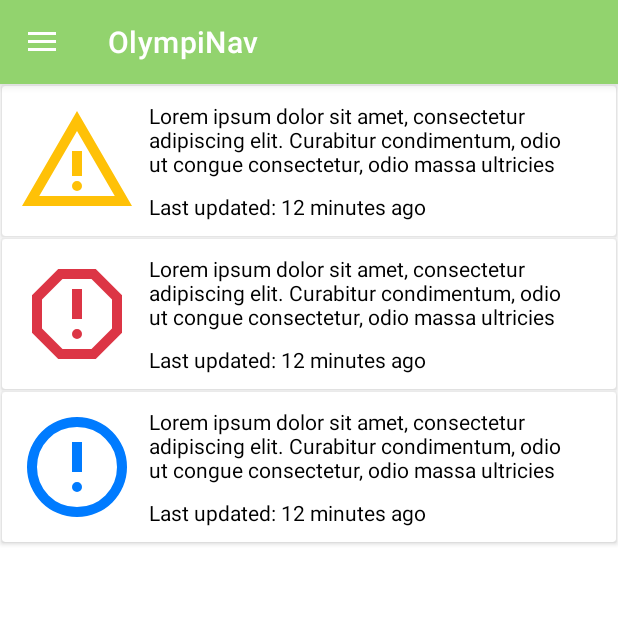
After one commit to mochibocchi/OlympiNaV, an Android app: the ServiceUpdatesActivity screen opened directly, with no data from a screen before it, on a phone screen of 412 x 824 dp, the top half of it. The commit adds this screen. Run offline under Robolectric (Android 15) with nearby library versions, the phone set to English and light mode, and no system bars.

Commit message:
Add ServiceUpdatesActivity.

```diff
--- a/app/src/main/AndroidManifest.xml
+++ b/app/src/main/AndroidManifest.xml
@@ -36,6 +36,9 @@
         <activity
             android:name=".LanguageActivity"
             android:exported="false" />
+        <activity
+            android:name=".ServiceUpdatesActivity"
+            android:exported="false" />
     </application>
 
 </manifest>
--- a/app/src/main/java/com/example/olympinav/BaseActivity.java
+++ b/app/src/main/java/com/example/olympinav/BaseActivity.java
@@ -49,7 +49,7 @@ public class BaseActivity extends AppCompatActivity implements NavigationView.On
             Intent intent = new Intent(this, SavedTripsActivity.class);
             startActivity(intent);
         } else if (itemId == R.id.nav_service_updates) {
-            Intent intent = new Intent(this, MainActivity.class);
+            Intent intent = new Intent(this, ServiceUpdatesActivity.class);
             startActivity(intent);
         } else if (itemId == R.id.nav_contact) {
             Intent intent = new Intent(this, MainActivity.class);
--- /dev/null
+++ b/app/src/main/java/com/example/olympinav/ServiceUpdatesActivity.java
@@ -0,0 +1,14 @@
+package com.example.olympinav;
+
+import android.os.Bundle;
+
+import androidx.annotation.Nullable;
+
+public class ServiceUpdatesActivity extends BaseActivity {
+    @Override
+    protected void onCreate(@Nullable Bundle savedInstanceState) {
+        super.onCreate(savedInstanceState);
+        setContentView(R.layout.activity_service_updates);
+        setupActivity();
+    }
+}
--- /dev/null
+++ b/app/src/main/res/drawable/baseline_error_24.xml
@@ -0,0 +1,9 @@
+<vector xmlns:android="http://schemas.android.com/apk/res/android"
+    android:width="24dp"
+    android:height="24dp"
+    android:viewportWidth="960"
+    android:viewportHeight="960">
+  <path
+      android:fillColor="#FFDC3545"
+      android:pathData="M480,680q17,0 28.5,-11.5T520,640q0,-17 -11.5,-28.5T480,600q-17,0 -28.5,11.5T440,640q0,17 11.5,28.5T480,680ZM440,520h80v-240h-80v240ZM330,840 L120,630v-300l210,-210h300l210,210v300L630,840L330,840ZM364,760h232l164,-164v-232L596,200L364,200L200,364v232l164,164ZM480,480Z"/>
+</vector>
--- /dev/null
+++ b/app/src/main/res/drawable/baseline_info_24.xml
@@ -0,0 +1,9 @@
+<vector xmlns:android="http://schemas.android.com/apk/res/android"
+    android:width="24dp"
+    android:height="24dp"
+    android:viewportWidth="960"
+    android:viewportHeight="960">
+  <path
+      android:fillColor="#FF007BFF"
+      android:pathData="M480,680q17,0 28.5,-11.5T520,640q0,-17 -11.5,-28.5T480,600q-17,0 -28.5,11.5T440,640q0,17 11.5,28.5T480,680ZM440,520h80v-240h-80v240ZM480,880q-83,0 -156,-31.5T197,763q-54,-54 -85.5,-127T80,480q0,-83 31.5,-156T197,197q54,-54 127,-85.5T480,80q83,0 156,31.5T763,197q54,54 85.5,127T880,480q0,83 -31.5,156T763,763q-54,54 -127,85.5T480,880ZM480,800q134,0 227,-93t93,-227q0,-134 -93,-227t-227,-93q-134,0 -227,93t-93,227q0,134 93,227t227,93ZM480,480Z"/>
+</vector>
--- /dev/null
+++ b/app/src/main/res/drawable/baseline_warning_24.xml
@@ -0,0 +1,9 @@
+<vector xmlns:android="http://schemas.android.com/apk/res/android"
+    android:width="24dp"
+    android:height="24dp"
+    android:viewportWidth="960"
+    android:viewportHeight="960">
+  <path
+      android:fillColor="#FFFFC107"
+      android:pathData="m40,840 l440,-760 440,760L40,840ZM178,760h604L480,240 178,760ZM480,720q17,0 28.5,-11.5T520,680q0,-17 -11.5,-28.5T480,640q-17,0 -28.5,11.5T440,680q0,17 11.5,28.5T480,720ZM440,600h80v-200h-80v200ZM480,500Z"/>
+</vector>
--- /dev/null
+++ b/app/src/main/res/layout/activity_service_updates.xml
@@ -0,0 +1,213 @@
+<?xml version="1.0" encoding="utf-8"?>
+<androidx.drawerlayout.widget.DrawerLayout xmlns:android="http://schemas.android.com/apk/res/android"
+    xmlns:app="http://schemas.android.com/apk/res-auto"
+    xmlns:tools="http://schemas.android.com/tools"
+    android:id="@+id/drawer_layout"
+    android:layout_width="match_parent"
+    android:layout_height="match_parent"
+    android:fitsSystemWindows="true"
+    tools:context=".MainActivity"
+    tools:openDrawer="start">
+
+    <androidx.constraintlayout.widget.ConstraintLayout
+        android:layout_width="match_parent"
+        android:layout_height="match_parent">
+
+        <androidx.appcompat.widget.Toolbar
+            android:id="@+id/toolbar"
+            android:layout_width="match_parent"
+            android:layout_height="56dp"
+            android:background="@color/main_colour"
+            android:elevation="4dp"
+            android:popupTheme="@style/ThemeOverlay.AppCompat.Light"
+            android:theme="@style/ThemeOverlay.AppCompat.Dark.ActionBar"
+            app:layout_constraintEnd_toEndOf="parent"
+            app:layout_constraintStart_toStartOf="parent"
+            app:layout_constraintTop_toTopOf="parent" />
+
+        <androidx.cardview.widget.CardView
+            android:id="@+id/cardOne"
+            android:layout_width="match_parent"
+            android:layout_height="100dp"
+            android:layout_marginStart="1dp"
+            android:layout_marginTop="1dp"
+            android:layout_marginEnd="1dp"
+            app:layout_constraintEnd_toEndOf="parent"
+            app:layout_constraintStart_toStartOf="parent"
+            app:layout_constraintTop_toBottomOf="@id/toolbar">
+
+            <androidx.constraintlayout.widget.ConstraintLayout
+                android:layout_width="match_parent"
+                android:layout_height="match_parent">
+
+                <ImageView
+                    android:id="@+id/updateIconCardOne"
+                    android:layout_width="80dp"
+                    android:layout_height="80dp"
+                    android:layout_marginStart="10dp"
+                    android:layout_marginTop="10dp"
+                    android:layout_marginBottom="10dp"
+                    android:src="@drawable/baseline_warning_24"
+                    app:layout_constraintBottom_toBottomOf="parent"
+                    app:layout_constraintStart_toStartOf="parent"
+                    app:layout_constraintTop_toTopOf="parent" />
+
+                <TextView
+                    android:layout_width="0dp"
+                    android:layout_height="wrap_content"
+                    android:layout_marginStart="8dp"
+                    android:layout_marginEnd="8dp"
+                    android:layout_marginBottom="8dp"
+                    android:maxLines="3"
+                    android:text="Lorem ipsum dolor sit amet, consectetur adipiscing elit. Curabitur condimentum, odio ut congue consectetur, odio massa ultricies lacus, a elementum ligula arcu non ante. Nam in placerat nisl."
+                    android:textColor="@color/black"
+                    app:layout_constraintBottom_toTopOf="@id/lastUpdatedCardOne"
+                    app:layout_constraintEnd_toEndOf="parent"
+                    app:layout_constraintStart_toEndOf="@id/updateIconCardOne"
+                    app:layout_constraintTop_toTopOf="@id/updateIconCardOne"
+                    app:layout_constraintVertical_bias="0.0" />
+
+                <TextView
+                    android:id="@+id/lastUpdatedCardOne"
+                    android:layout_width="0dp"
+                    android:layout_height="wrap_content"
+                    android:layout_marginStart="8dp"
+                    android:layout_marginEnd="8dp"
+                    android:maxLines="1"
+                    android:text="Last updated: 12 minutes ago"
+                    android:textColor="@color/black"
+                    app:layout_constraintBottom_toBottomOf="@id/updateIconCardOne"
+                    app:layout_constraintEnd_toEndOf="parent"
+                    app:layout_constraintStart_toEndOf="@id/updateIconCardOne" />
+
+            </androidx.constraintlayout.widget.ConstraintLayout>
+        </androidx.cardview.widget.CardView>
+
+        <androidx.cardview.widget.CardView
+            android:id="@+id/cardTwo"
+            android:layout_width="match_parent"
+            android:layout_height="100dp"
+            android:layout_marginStart="1dp"
+            android:layout_marginTop="2dp"
+            android:layout_marginEnd="1dp"
+            app:layout_constraintEnd_toEndOf="parent"
+            app:layout_constraintStart_toStartOf="parent"
+            app:layout_constraintTop_toBottomOf="@id/cardOne">
+
+            <androidx.constraintlayout.widget.ConstraintLayout
+                android:layout_width="match_parent"
+                android:layout_height="match_parent">
+
+                <ImageView
+                    android:id="@+id/updateIconCardTwo"
+                    android:layout_width="80dp"
+                    android:layout_height="80dp"
+                    android:layout_marginStart="10dp"
+                    android:layout_marginTop="10dp"
+                    android:layout_marginBottom="10dp"
+                    android:src="@drawable/baseline_error_24"
+                    app:layout_constraintBottom_toBottomOf="parent"
+                    app:layout_constraintStart_toStartOf="parent"
+                    app:layout_constraintTop_toTopOf="parent" />
+
+                <TextView
+                    android:layout_width="0dp"
+                    android:layout_height="wrap_content"
+                    android:layout_marginStart="8dp"
+                    android:layout_marginEnd="8dp"
+                    android:layout_marginBottom="8dp"
+                    android:maxLines="3"
+                    android:text="Lorem ipsum dolor sit amet, consectetur adipiscing elit. Curabitur condimentum, odio ut congue consectetur, odio massa ultricies lacus, a elementum ligula arcu non ante. Nam in placerat nisl."
+                    android:textColor="@color/black"
+                    app:layout_constraintBottom_toTopOf="@id/lastUpdatedCardTwo"
+                    app:layout_constraintEnd_toEndOf="parent"
+                    app:layout_constraintStart_toEndOf="@id/updateIconCardTwo"
+                    app:layout_constraintTop_toTopOf="@id/updateIconCardTwo"
+                    app:layout_constraintVertical_bias="0.0" />
+
+                <TextView
+                    android:id="@+id/lastUpdatedCardTwo"
+                    android:layout_width="0dp"
+                    android:layout_height="wrap_content"
+                    android:layout_marginStart="8dp"
+                    android:layout_marginEnd="8dp"
+                    android:maxLines="1"
+                    android:text="Last updated: 12 minutes ago"
+                    android:textColor="@color/black"
+                    app:layout_constraintBottom_toBottomOf="@id/updateIconCardTwo"
+                    app:layout_constraintEnd_toEndOf="parent"
+                    app:layout_constraintStart_toEndOf="@id/updateIconCardTwo" />
+
+            </androidx.constraintlayout.widget.ConstraintLayout>
+        </androidx.cardview.widget.CardView>
+
+        <androidx.cardview.widget.CardView
+            android:id="@+id/cardThree"
+            android:layout_width="match_parent"
+            android:layout_height="100dp"
+            android:layout_marginStart="1dp"
+            android:layout_marginTop="2dp"
+            android:layout_marginEnd="1dp"
+            app:layout_constraintEnd_toEndOf="parent"
+            app:layout_constraintStart_toStartOf="parent"
+            app:layout_constraintTop_toBottomOf="@id/cardTwo">
+
+            <androidx.constraintlayout.widget.ConstraintLayout
+                android:layout_width="match_parent"
+                android:layout_height="match_parent">
+
+                <ImageView
+                    android:id="@+id/updateIconCardThree"
+                    android:layout_width="80dp"
+                    android:layout_height="80dp"
+                    android:layout_marginStart="10dp"
+                    android:layout_marginTop="10dp"
+                    android:layout_marginBottom="10dp"
+                    android:src="@drawable/baseline_info_24"
+                    app:layout_constraintBottom_toBottomOf="parent"
+                    app:layout_constraintStart_toStartOf="parent"
+                    app:layout_constraintTop_toTopOf="parent" />
+
+                <TextView
+                    android:layout_width="0dp"
+                    android:layout_height="wrap_content"
+                    android:layout_marginStart="8dp"
+                    android:layout_marginEnd="8dp"
+                    android:layout_marginBottom="8dp"
+                    android:maxLines="3"
+                    android:text="Lorem ipsum dolor sit amet, consectetur adipiscing elit. Curabitur condimentum, odio ut congue consectetur, odio massa ultricies lacus, a elementum ligula arcu non ante. Nam in placerat nisl."
+                    android:textColor="@color/black"
+                    app:layout_constraintBottom_toTopOf="@id/lastUpdatedCardThree"
+                    app:layout_constraintEnd_toEndOf="parent"
+                    app:layout_constraintStart_toEndOf="@id/updateIconCardThree"
+                    app:layout_constraintTop_toTopOf="@id/updateIconCardThree"
+                    app:layout_constraintVertical_bias="0.0" />
+
+                <TextView
+                    android:id="@+id/lastUpdatedCardThree"
+                    android:layout_width="0dp"
+                    android:layout_height="wrap_content"
+                    android:layout_marginStart="8dp"
+                    android:layout_marginEnd="8dp"
+                    android:maxLines="1"
+                    android:text="Last updated: 12 minutes ago"
+                    android:textColor="@color/black"
+                    app:layout_constraintBottom_toBottomOf="@id/updateIconCardThree"
+                    app:layout_constraintEnd_toEndOf="parent"
+                    app:layout_constraintStart_toEndOf="@id/updateIconCardThree" />
+
+            </androidx.constraintlayout.widget.ConstraintLayout>
+        </androidx.cardview.widget.CardView>
+    </androidx.constraintlayout.widget.ConstraintLayout>
+
+    <com.google.android.material.navigation.NavigationView
+        android:id="@+id/nav_view"
+        android:layout_width="wrap_content"
+        android:layout_height="match_parent"
+        android:layout_gravity="start"
+        app:headerLayout="@layout/nav_header"
+        app:itemIconTint="@color/main_colour"
+        app:itemTextColor="@color/main_colour"
+        app:menu="@menu/nav_menu" />
+
+</androidx.drawerlayout.widget.DrawerLayout>
```
